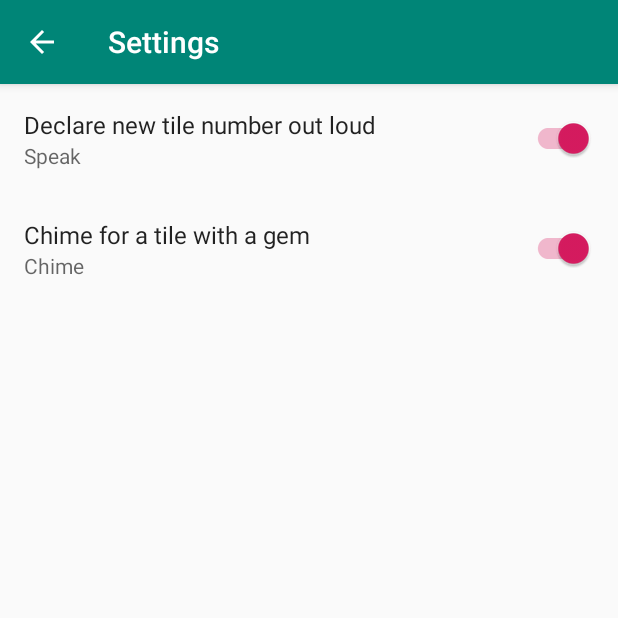
After one commit to zipo13/Karuba, an Android app: the KarubaPrefActivity screen opened directly, with no data from a screen before it, on a phone screen of 412 x 824 dp, the top half of it. The commit adds this screen. Run offline under Robolectric (Android 15) with nearby library versions, the phone set to English and light mode, and no system bars; our stand-ins replace androidx.preference.

Commit message:
Added preferences for both TTS and chime options. Added settings button and implemented it Added reset button - not yest implemented

```diff
--- a/app/build.gradle
+++ b/app/build.gradle
@@ -27,6 +27,7 @@ dependencies {
     implementation fileTree(dir: 'libs', include: ['*.jar'])
     implementation 'androidx.appcompat:appcompat:1.0.2'
     implementation 'androidx.constraintlayout:constraintlayout:1.1.3'
+    implementation 'androidx.preference:preference:1.1.0-rc01'
     testImplementation 'junit:junit:4.12'
     androidTestImplementation 'androidx.test:runner:1.2.0'
     androidTestImplementation 'androidx.test.espresso:espresso-core:3.2.0'
--- /dev/null
+++ b/app/src/main/java/il/co/woo/karuba/KarubaPrefActivity.java
@@ -0,0 +1,31 @@
+package il.co.woo.karuba;
+
+import android.os.Bundle;
+
+import androidx.appcompat.app.ActionBar;
+import androidx.appcompat.app.AppCompatActivity;
+import androidx.preference.PreferenceFragmentCompat;
+
+public class KarubaPrefActivity extends AppCompatActivity {
+
+    @Override
+    protected void onCreate(Bundle savedInstanceState) {
+        super.onCreate(savedInstanceState);
+        setContentView(R.layout.settings_activity);
+        getSupportFragmentManager()
+                .beginTransaction()
+                .replace(R.id.settings, new SettingsFragment())
+                .commit();
+        ActionBar actionBar = getSupportActionBar();
+        if (actionBar != null) {
+            actionBar.setDisplayHomeAsUpEnabled(true);
+        }
+    }
+
+    public static class SettingsFragment extends PreferenceFragmentCompat {
+        @Override
+        public void onCreatePreferences(Bundle savedInstanceState, String rootKey) {
+            setPreferencesFromResource(R.xml.root_preferences, rootKey);
+        }
+    }
+}
--- /dev/null
+++ b/app/src/main/res/layout/settings_activity.xml
@@ -0,0 +1,9 @@
+<LinearLayout xmlns:android="http://schemas.android.com/apk/res/android"
+    android:layout_width="match_parent"
+    android:layout_height="match_parent">
+
+    <FrameLayout
+        android:id="@+id/settings"
+        android:layout_width="match_parent"
+        android:layout_height="match_parent" />
+</LinearLayout>
--- /dev/null
+++ b/app/src/main/res/values/bool.xml
@@ -0,0 +1,5 @@
+<?xml version="1.0" encoding="utf-8"?>
+<resources>
+    <bool name="declare_tile_name_out_loud">true</bool>
+    <bool name="chime_on_gem">true</bool>
+</resources>
--- a/app/src/main/res/values/strings.xml
+++ b/app/src/main/res/values/strings.xml
@@ -3,4 +3,16 @@
     <string name="pick_tile_from_stack">Press here to flip a tile from the stack</string>
     <string name="no_more_tiles">No more tiles to draw</string>
     <string name="tile">Tile</string>
+    <string name="title_activity_karuba_pref">Settings</string>
+    <string name="start_new_game">Start a new game</string>
+    <string name="app_settings">Application Settings</string>
+
+    <string name="pref_key_declare_tile_out_loud" translatable="false">key_tile_out_loud</string>
+    <string name="stay_silent">Stay silent</string>
+    <string name="speak">Speak</string>
+    <string name="declare_tile_out_loud_title">Declare new tile number out loud</string>
+
+    <string name="pref_key_chime_on_gem" translatable="false">key_chime</string>
+    <string name="chime">Chime</string>
+    <string name="chime_on_gem">Chime for a tile with a gem</string>
 </resources>
--- /dev/null
+++ b/app/src/main/res/xml/root_preferences.xml
@@ -0,0 +1,35 @@
+<!--
+  ~ Copyright 2018 The app Open Source Project
+  ~
+  ~ Licensed under the Apache License, Version 2.0 (the "License");
+  ~ you may not use this file except in compliance with the License.
+  ~ You may obtain a copy of the License at
+  ~
+  ~      http://www.apache.org/licenses/LICENSE-2.0
+  ~
+  ~ Unless required by applicable law or agreed to in writing, software
+  ~ distributed under the License is distributed on an "AS IS" BASIS,
+  ~ WITHOUT WARRANTIES OR CONDITIONS OF ANY KIND, either express or implied.
+  ~ See the License for the specific language governing permissions and
+  ~ limitations under the License.
+  -->
+
+<androidx.preference.PreferenceScreen xmlns:app="http://schemas.android.com/apk/res-auto">
+
+    <SwitchPreferenceCompat
+        app:defaultValue="@bool/declare_tile_name_out_loud"
+        app:key="@string/pref_key_declare_tile_out_loud"
+        app:summaryOff="@string/stay_silent"
+        app:summaryOn="@string/speak"
+        app:title="@string/declare_tile_out_loud_title"
+        app:iconSpaceReserved="false"/>
+
+    <SwitchPreferenceCompat
+        app:defaultValue="@bool/chime_on_gem"
+        app:key="@string/pref_key_chime_on_gem"
+        app:summaryOff="@string/stay_silent"
+        app:summaryOn="@string/chime"
+        app:title="@string/chime_on_gem"
+        app:iconSpaceReserved="false"/>
+
+</androidx.preference.PreferenceScreen>
```
Also changed, not shown: app/src/main/AndroidManifest.xml (+13 -4 lines), app/src/main/java/il/co/woo/karuba/MainActivity.java (+35 -12 lines), app/src/main/res/drawable/gear.png (added), app/src/main/res/drawable/restart.png (added).
